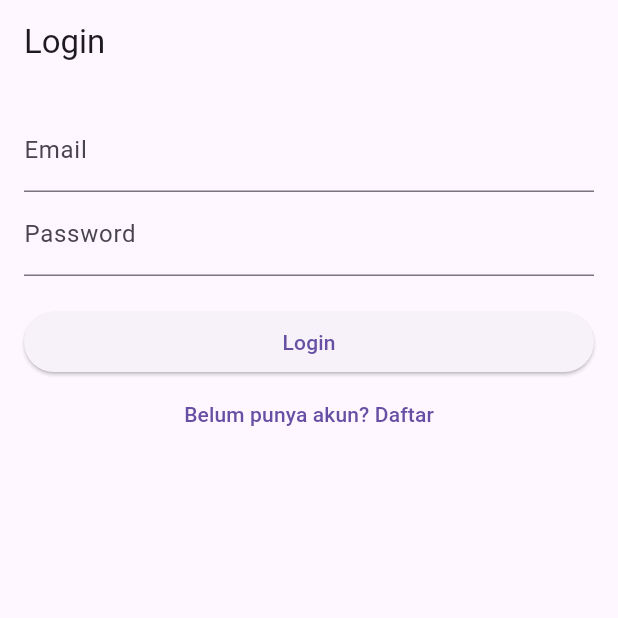
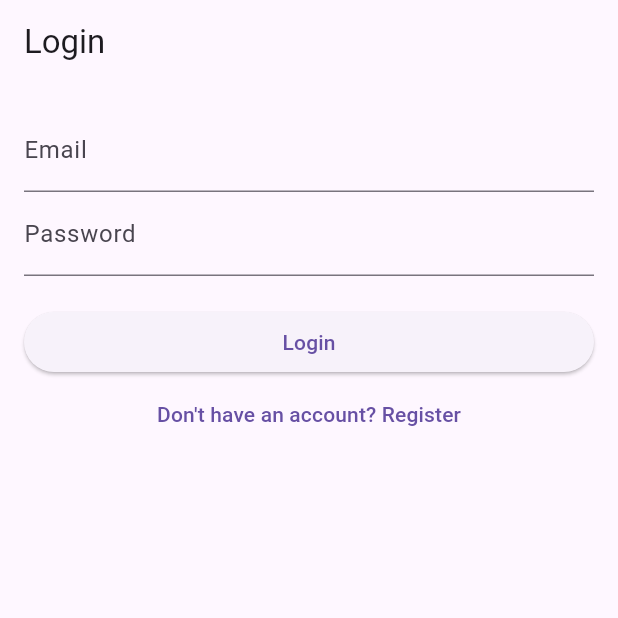
Before and after one commit to TeddyTjoe1990/CSE-499-Project, a Flutter app: the screen it shows after launch, on a phone screen of 412 x 824 dp, the top half of it. Run offline on Flutter 3.47's test engine with Material 3 defaults, Android fonts, the phone set to English and light mode, and no system bars; our stand-ins replace sqflite; accounts and stored records are empty.

Commit message:
Translate some parts to English from Bahasa Indonesia

```diff
--- a/app/lib/pages/login_page.dart
+++ b/app/lib/pages/login_page.dart
@@ -45,13 +45,13 @@ class _LoginPageState extends State<LoginPage> {
               TextFormField(
                 controller: _emailCtrl,
                 decoration: InputDecoration(labelText: 'Email'),
-                validator: (val) => val == null || !val.contains('@') ? 'Email tidak valid' : null,
+                validator: (val) => val == null || !val.contains('@') ? 'Invalid email' : null,
               ),
               TextFormField(
                 controller: _passCtrl,
                 decoration: InputDecoration(labelText: 'Password'),
                 obscureText: true,
-                validator: (val) => val == null || val.length < 6 ? 'Minimal 6 karakter' : null,
+                validator: (val) => val == null || val.length < 6 ? 'Minimum 6 characters' : null,
               ),
               SizedBox(height: 20),
               ElevatedButton(
@@ -60,7 +60,7 @@ class _LoginPageState extends State<LoginPage> {
               ),
               TextButton(
                 onPressed: () => Navigator.pushReplacementNamed(context, '/register'),
-                child: Text('Belum punya akun? Daftar'),
+                child: Text("Don't have an account? Register"),
               ),
             ],
           ),
```
